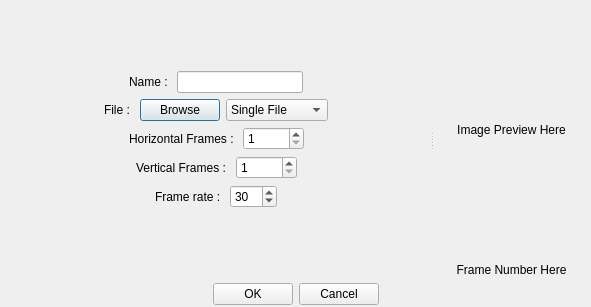
First picture: the form in Dialogs/animationdialog.ui, repository Epsilon-K/QGameEditor, before the edit.
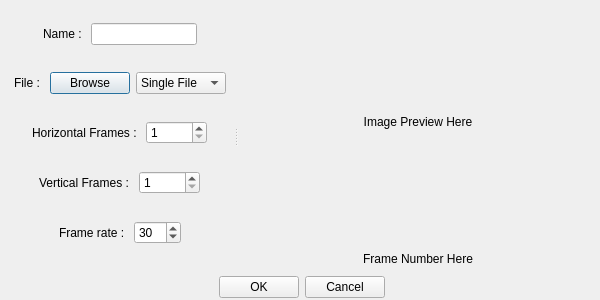
Second picture: the form after the edit.

What changed in the file:
```diff
--- a/Dialogs/animationdialog.ui
+++ b/Dialogs/animationdialog.ui
@@ -6,16 +6,25 @@
    <rect>
     <x>0</x>
     <y>0</y>
-    <width>591</width>
-    <height>307</height>
+    <width>600</width>
+    <height>300</height>
    </rect>
   </property>
+  <property name="sizePolicy">
+   <sizepolicy hsizetype="Fixed" vsizetype="Fixed">
+    <horstretch>0</horstretch>
+    <verstretch>0</verstretch>
+   </sizepolicy>
+  </property>
   <property name="windowTitle">
    <string>Dialog</string>
   </property>
+  <property name="sizeGripEnabled">
+   <bool>false</bool>
+  </property>
   <layout class="QVBoxLayout" name="verticalLayout_3" stretch="10,0">
    <property name="leftMargin">
-    <number>2</number>
+    <number>6</number>
    </property>
    <property name="topMargin">
     <number>2</number>
@@ -31,21 +40,8 @@
      <property name="orientation">
       <enum>Qt::Horizontal</enum>
      </property>
-     <widget class="QWidget" name="">
+     <widget class="QWidget" name="layoutWidget">
       <layout class="QVBoxLayout" name="verticalLayout_2">
-       <item>
-        <spacer name="verticalSpacer_2">
-         <property name="orientation">
-          <enum>Qt::Vertical</enum>
-         </property>
-         <property name="sizeHint" stdset="0">
-          <size>
-           <width>20</width>
-           <height>40</height>
-          </size>
-         </property>
-        </spacer>
-       </item>
        <item>
         <layout class="QHBoxLayout" name="horizontalLayout_2">
          <item>
@@ -297,25 +293,30 @@
          </item>
         </layout>
        </item>
-       <item>
-        <spacer name="verticalSpacer">
-         <property name="orientation">
-          <enum>Qt::Vertical</enum>
-         </property>
-         <property name="sizeHint" stdset="0">
-          <size>
-           <width>20</width>
-           <height>40</height>
-          </size>
-         </property>
-        </spacer>
-       </item>
       </layout>
      </widget>
-     <widget class="QWidget" name="">
+     <widget class="QWidget" name="layoutWidget">
       <layout class="QVBoxLayout" name="verticalLayout" stretch="10,0">
        <item>
         <widget class="QLabel" name="imgLabel">
+         <property name="sizePolicy">
+          <sizepolicy hsizetype="Fixed" vsizetype="Fixed">
+           <horstretch>0</horstretch>
+           <verstretch>0</verstretch>
+          </sizepolicy>
+         </property>
+         <property name="minimumSize">
+          <size>
+           <width>360</width>
+           <height>240</height>
+          </size>
+         </property>
+         <property name="maximumSize">
+          <size>
+           <width>360</width>
+           <height>240</height>
+          </size>
+         </property>
          <property name="text">
           <string>Image Preview Here</string>
          </property>
```
Left out of the diff: 24 changed lines with no effect on the pictures.
